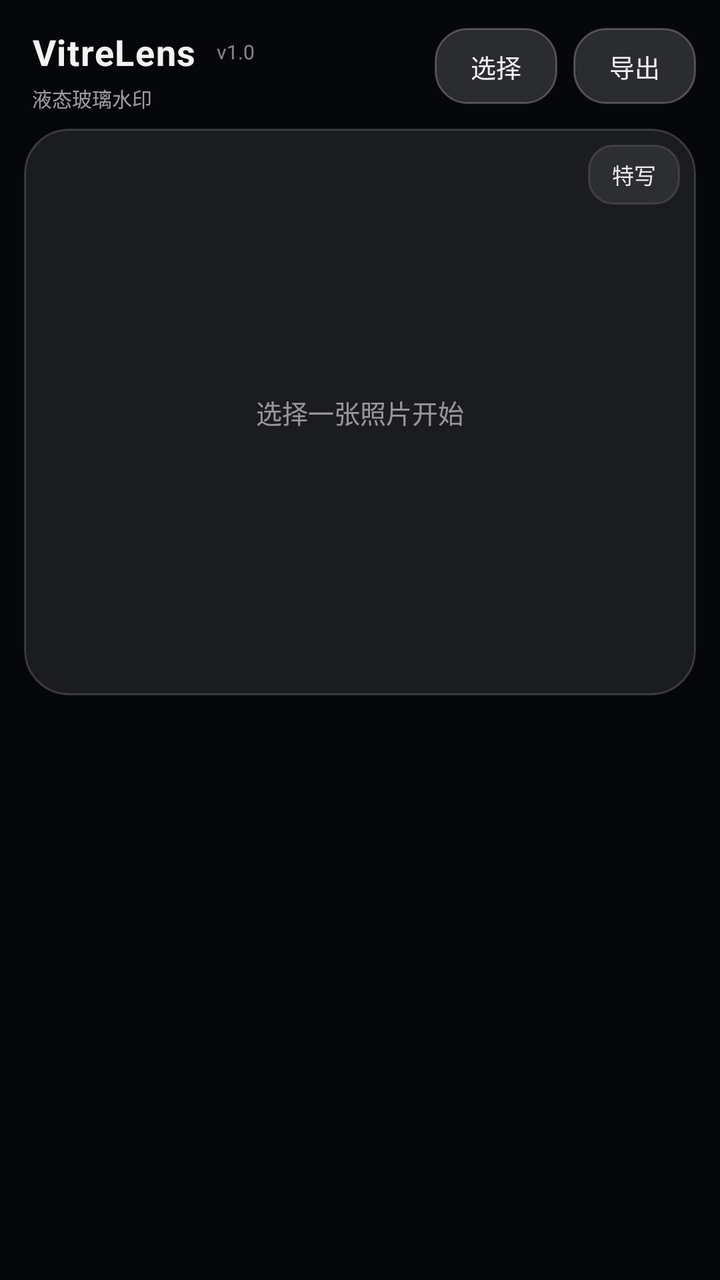
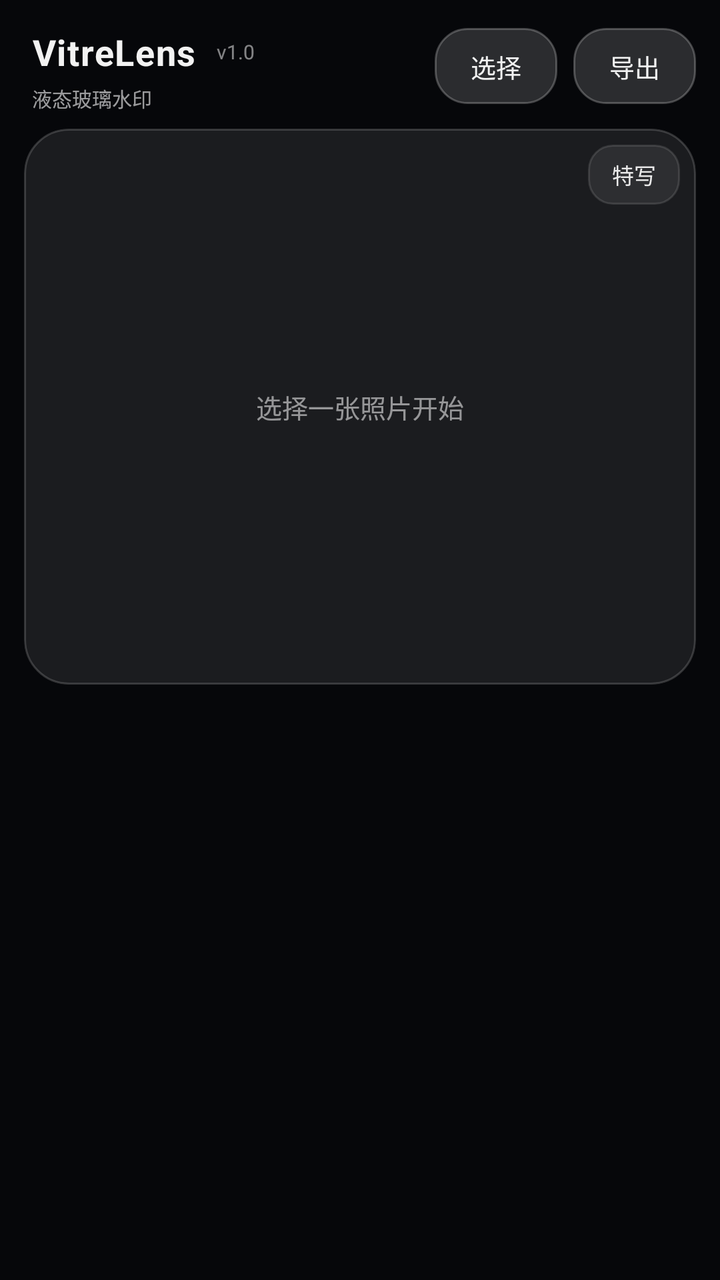

Screens rendered from an Android XML layout before and after an edit, with the pre-edit source and the edit as a unified diff.
<!-- AndroidManifest.xml: application theme AppTheme -->
<!-- res/layout/activity_main.xml -->
<?xml version="1.0" encoding="utf-8"?>
<FrameLayout xmlns:android="http://schemas.android.com/apk/res/android"
    android:layout_width="match_parent"
    android:layout_height="match_parent"
    android:background="#07080B">

    
    <ImageView
        android:id="@+id/backdrop"
        android:layout_width="match_parent"
        android:layout_height="match_parent"
        android:scaleType="centerCrop"
        android:contentDescription="背景" />

    <View
        android:layout_width="match_parent"
        android:layout_height="match_parent"
        android:background="#B307080B" />

    <LinearLayout
        android:layout_width="match_parent"
        android:layout_height="match_parent"
        android:orientation="vertical"
        android:fitsSystemWindows="true">

        <LinearLayout
            android:layout_width="match_parent"
            android:layout_height="wrap_content"
            android:orientation="horizontal"
            android:gravity="center_vertical"
            android:paddingStart="16dp"
            android:paddingEnd="12dp"
            android:paddingTop="10dp"
            android:paddingBottom="8dp">

            <LinearLayout
                android:layout_width="0dp"
                android:layout_height="wrap_content"
                android:layout_weight="1"
                android:orientation="vertical">

                <LinearLayout
                    android:layout_width="wrap_content"
                    android:layout_height="wrap_content"
                    android:orientation="horizontal"
                    android:gravity="center_vertical">

                    <TextView
                        android:layout_width="wrap_content"
                        android:layout_height="wrap_content"
                        android:text="VitreLens"
                        android:textColor="#F2FFFFFF"
                        android:textSize="18sp"
                        android:letterSpacing="0.03"
                        android:textStyle="bold" />

                    
                    <TextView
                        android:id="@+id/tvVer"
                        android:layout_width="wrap_content"
                        android:layout_height="wrap_content"
                        android:layout_marginStart="2dp"
                        android:paddingStart="8dp"
                        android:paddingEnd="8dp"
                        android:paddingTop="9dp"
                        android:paddingBottom="9dp"
                        android:text="v1.0"
                        android:textColor="#80FFFFFF"
                        android:textSize="10sp" />
                </LinearLayout>

                <TextView
                    android:id="@+id/sizeInfo"
                    android:layout_width="wrap_content"
                    android:layout_height="wrap_content"
                    android:text="液态玻璃水印"
                    android:textColor="#99FFFFFF"
                    android:textSize="10sp" />
            </LinearLayout>

            <TextView
                android:id="@+id/btnPick"
                android:layout_width="wrap_content"
                android:layout_height="38dp"
                android:text="选择"
                android:textSize="12.5sp"
                android:textColor="#F0FFFFFF"
                android:gravity="center"
                android:paddingStart="18dp"
                android:paddingEnd="18dp"
                android:background="@drawable/bg_btn" />

            <TextView
                android:id="@+id/btnExport"
                android:layout_width="wrap_content"
                android:layout_height="38dp"
                android:layout_marginStart="8dp"
                android:text="导出"
                android:textSize="12.5sp"
                android:textColor="#F0FFFFFF"
                android:gravity="center"
                android:paddingStart="18dp"
                android:paddingEnd="18dp"
                android:background="@drawable/bg_btn" />
        </LinearLayout>

        <FrameLayout
            android:id="@+id/stage"
            android:layout_width="match_parent"
            android:layout_height="0dp"
            android:layout_weight="1.05"
            android:layout_marginStart="12dp"
            android:layout_marginEnd="12dp"
            android:minHeight="150dp"
            android:background="@drawable/bg_glass_card"
            android:clipToOutline="true">

            <ImageView
                android:id="@+id/preview"
                android:layout_width="match_parent"
                android:layout_height="match_parent"
                android:scaleType="fitCenter"
                android:contentDescription="预览" />

            
            <TextureView
                android:id="@+id/videoView"
                android:layout_width="match_parent"
                android:layout_height="match_parent"
                android:visibility="gone" />

            
            <com.vitrelens.app.VideoMarkView
                android:id="@+id/videoMark"
                android:layout_width="match_parent"
                android:layout_height="match_parent"
                android:visibility="gone" />

            <TextView
                android:id="@+id/hint"
                android:layout_width="wrap_content"
                android:layout_height="wrap_content"
                android:layout_gravity="center"
                android:text="选择一张照片开始"
                android:textColor="#8AFFFFFF"
                android:textSize="13sp" />

            
            <TextView
                android:id="@+id/btnPlay"
                android:layout_width="wrap_content"
                android:layout_height="30dp"
                android:layout_gravity="top|start"
                android:layout_margin="8dp"
                android:text="播放"
                android:textSize="11sp"
                android:textColor="#E6FFFFFF"
                android:gravity="center"
                android:paddingStart="12dp"
                android:paddingEnd="12dp"
                android:background="@drawable/bg_chip"
                android:visibility="gone" />

            <TextView
                android:id="@+id/btnDetail"
                android:layout_width="wrap_content"
                android:layout_height="30dp"
                android:layout_gravity="top|end"
                android:layout_margin="8dp"
                android:text="特写"
                android:textSize="11sp"
                android:textColor="#E6FFFFFF"
                android:gravity="center"
                android:paddingStart="12dp"
                android:paddingEnd="12dp"
                android:background="@drawable/bg_chip" />
        </FrameLayout>

        
        <LinearLayout
            android:layout_width="match_parent"
            android:layout_height="0dp"
            android:layout_weight="1"
            android:orientation="horizontal"
            android:paddingStart="12dp"
            android:paddingEnd="12dp"
            android:baselineAligned="false">

            <LinearLayout
                android:id="@+id/rail"
                android:layout_width="wrap_content"
                android:layout_height="wrap_content"
                android:orientation="vertical"
                android:paddingTop="6dp" />

            <ScrollView
                android:id="@+id/scroll"
                android:layout_width="0dp"
                android:layout_height="match_parent"
                android:layout_weight="1"
                android:layout_marginStart="10dp"
                android:clipToPadding="false"
                android:scrollbars="none">

                <LinearLayout
                    android:id="@+id/controls"
                    android:layout_width="match_parent"
                    android:layout_height="wrap_content"
                    android:orientation="vertical"
                    android:paddingTop="6dp"
                    android:paddingBottom="20dp" />
            </ScrollView>
        </LinearLayout>

        <TextView
            android:id="@+id/status"
            android:layout_width="match_parent"
            android:layout_height="wrap_content"
            android:paddingStart="18dp"
            android:paddingEnd="18dp"
            android:paddingBottom="8dp"
            android:textColor="#80FFFFFF"
            android:textSize="10.5sp"
            android:maxLines="2"
            android:ellipsize="end" />
    </LinearLayout>
</FrameLayout>
<!-- resources referenced by this layout -->
<resources>
  <!-- drawable bg_btn (drawable) -->
  <?xml version="1.0" encoding="utf-8"?>
  <selector xmlns:android="http://schemas.android.com/apk/res/android">
      <item android:state_pressed="true">
          <shape android:shape="rectangle">
              <solid android:color="#4DFFFFFF" />
              <corners android:radius="16dp" />
              <stroke android:width="1dp" android:color="#80FFFFFF" />
          </shape>
      </item>
      <item>
          <shape android:shape="rectangle">
              <solid android:color="#26FFFFFF" />
              <corners android:radius="16dp" />
              <stroke android:width="1dp" android:color="#3DFFFFFF" />
          </shape>
      </item>
  </selector>
  <!-- drawable bg_chip (drawable) -->
  <?xml version="1.0" encoding="utf-8"?>
  <selector xmlns:android="http://schemas.android.com/apk/res/android">
      <item android:state_selected="true">
          <shape android:shape="rectangle">
              <solid android:color="#66FFFFFF" />
              <corners android:radius="12dp" />
              <stroke android:width="1dp" android:color="#99FFFFFF" />
          </shape>
      </item>
      <item>
          <shape android:shape="rectangle">
              <solid android:color="#14FFFFFF" />
              <corners android:radius="12dp" />
              <stroke android:width="1dp" android:color="#1FFFFFFF" />
          </shape>
      </item>
  </selector>
  <!-- drawable bg_glass_card (drawable) -->
  <?xml version="1.0" encoding="utf-8"?>
  <shape xmlns:android="http://schemas.android.com/apk/res/android" android:shape="rectangle">
      <solid android:color="#16FFFFFF" />
      <corners android:radius="22dp" />
      <stroke android:width="1dp" android:color="#2BFFFFFF" />
  </shape>
  <style name="AppTheme" parent="@android:style/Theme.Material.NoActionBar">
          <item name="android:colorPrimary">#0E1117</item>
          <item name="android:colorPrimaryDark">#07080B</item>
          <item name="android:colorAccent">#8FD8FF</item>
          <item name="android:windowBackground">#07080B</item>
          <item name="android:statusBarColor">#07080B</item>
          <item name="android:navigationBarColor">#07080B</item>
          <item name="android:textColorPrimary">#EEF1F6</item>
          <item name="android:textColorSecondary">#A3ABBA</item>
      </style>
</resources>

<!-- the commit's change to res/layout/activity_main.xml (unified diff, before → after) -->
@@ -182,6 +182,7 @@
             android:layout_height="0dp"
             android:layout_weight="1"
             android:orientation="horizontal"
+            android:layout_marginTop="10dp"
             android:paddingStart="12dp"
             android:paddingEnd="12dp"
             android:baselineAligned="false">
@@ -190,8 +191,7 @@
                 android:id="@+id/rail"
                 android:layout_width="wrap_content"
                 android:layout_height="wrap_content"
-                android:orientation="vertical"
-                android:paddingTop="6dp" />
+                android:orientation="vertical" />
 
             <ScrollView
                 android:id="@+id/scroll"
@@ -207,7 +207,6 @@
                     android:layout_width="match_parent"
                     android:layout_height="wrap_content"
                     android:orientation="vertical"
-                    android:paddingTop="6dp"
                     android:paddingBottom="20dp" />
             </ScrollView>
         </LinearLayout>
